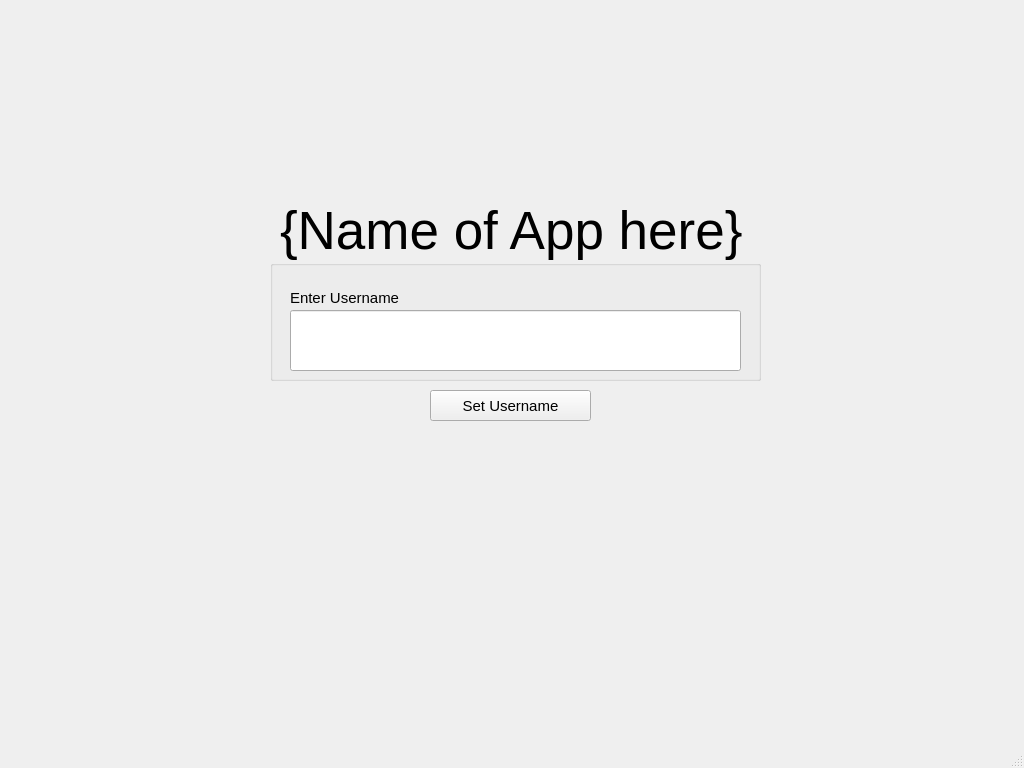
Before: the Qt Designer form code/loginwindow.ui in fmarque/Smart-Wardrobe-Organizer, drawn with Qt 5.
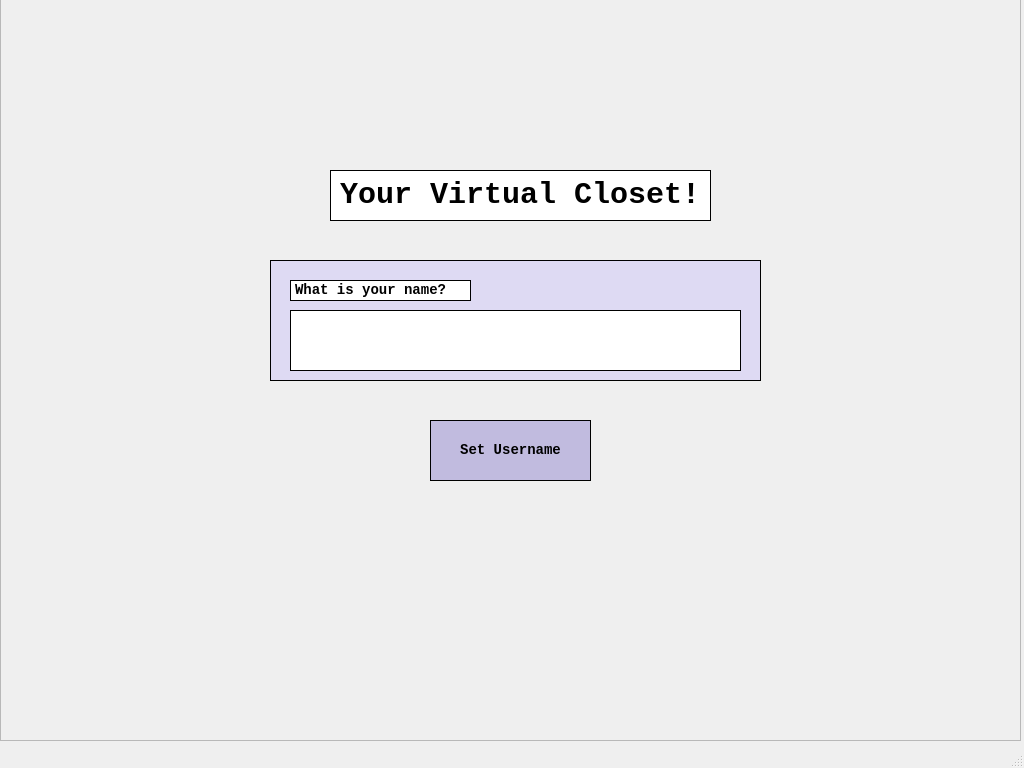
After: the same form once the commit is applied. Icons and pictures are not drawn.

```diff
--- a/code/loginwindow.ui
+++ b/code/loginwindow.ui
@@ -13,41 +13,45 @@
   <property name="windowTitle">
    <string>MainWindow</string>
   </property>
+  <property name="styleSheet">
+   <string notr="true"/>
+  </property>
   <widget class="QWidget" name="centralwidget">
    <widget class="QPushButton" name="saveButton">
     <property name="geometry">
      <rect>
       <x>430</x>
-      <y>390</y>
+      <y>420</y>
       <width>161</width>
-      <height>31</height>
-     </rect>
-    </property>
-    <property name="font">
-     <font>
-      <pointsize>11</pointsize>
-     </font>
-    </property>
-    <property name="text">
-     <string>Set Username</string>
-    </property>
-   </widget>
-   <widget class="QLabel" name="pageLabel">
-    <property name="geometry">
-     <rect>
-      <x>280</x>
-      <y>200</y>
-      <width>491</width>
       <height>61</height>
      </rect>
     </property>
     <property name="font">
      <font>
-      <pointsize>40</pointsize>
+      <family>Courier New</family>
+      <pointsize>-1</pointsize>
+      <bold>true</bold>
      </font>
     </property>
+    <property name="styleSheet">
+     <string notr="true">QPushButton {
+    background-color: #C1BBDF; 
+    color: black; /* Text color */
+    border: 1px solid rgb(0, 0, 0);
+    font-family: 'Courier New';
+    font-size: 14px;
+    font-weight: bold;
+}
+QPushButton:hover {
+    background-color: #AEA7DD; /* Slightly darker blue on hover */
+}
+QPushButton:pressed {
+    background-color: #8F85D0; /* Even darker blue when pressed */
+}
+</string>
+    </property>
     <property name="text">
-     <string>{Name of App here}</string>
+     <string>Set Username</string>
     </property>
    </widget>
    <widget class="QGroupBox" name="groupBox">
@@ -67,6 +71,10 @@
       <kerning>true</kerning>
      </font>
     </property>
+    <property name="styleSheet">
+     <string notr="true">background: #DEDAF3;
+ border : 1px solid black;</string>
+    </property>
     <property name="title">
      <string/>
     </property>
@@ -77,19 +85,29 @@
      <property name="geometry">
       <rect>
        <x>20</x>
-       <y>30</y>
+       <y>20</y>
        <width>181</width>
-       <height>16</height>
+       <height>21</height>
       </rect>
      </property>
      <property name="font">
       <font>
-       <pointsize>11</pointsize>
+       <family>Courier New</family>
+       <pointsize>-1</pointsize>
+       <bold>true</bold>
        <kerning>true</kerning>
       </font>
      </property>
+     <property name="styleSheet">
+      <string notr="true">
+    font-family: 'Courier New';
+    font-size: 14px;
+    font-weight: bold;
+background-color: rgb(255, 255, 255);
+ border : 1px solid black;</string>
+     </property>
      <property name="text">
-      <string>Enter Username</string>
+      <string>What is your name?</string>
      </property>
     </widget>
     <widget class="QLineEdit" name="lineEdit_3">
@@ -103,12 +121,76 @@
      </property>
      <property name="font">
       <font>
-       <pointsize>15</pointsize>
+       <family>Courier New</family>
+       <pointsize>-1</pointsize>
+       <bold>true</bold>
        <kerning>true</kerning>
       </font>
      </property>
+     <property name="styleSheet">
+      <string notr="true">background-color: rgb(255, 255, 255);
+font-family: 'Courier New';
+    font-size: 16px;
+    font-weight: bold;</string>
+     </property>
     </widget>
    </widget>
+   <widget class="QLabel" name="pageLabel">
+    <property name="geometry">
+     <rect>
+      <x>330</x>
+      <y>170</y>
+      <width>381</width>
+      <height>51</height>
+     </rect>
+    </property>
+    <property name="font">
+     <font>
+      <family>Courier New</family>
+      <pointsize>-1</pointsize>
+      <bold>true</bold>
+     </font>
+    </property>
+    <property name="styleSheet">
+     <string notr="true">
+    font-family: 'Courier New';
+    font-size: 30px;
+    font-weight: bold;
+ border : 1px solid black;
+background-color: rgb(255, 255, 255);</string>
+    </property>
+    <property name="lineWidth">
+     <number>1</number>
+    </property>
+    <property name="text">
+     <string>Your Virtual Closet!</string>
+    </property>
+   </widget>
+   <widget class="QFrame" name="frame">
+    <property name="geometry">
+     <rect>
+      <x>0</x>
+      <y>-10</y>
+      <width>1021</width>
+      <height>751</height>
+     </rect>
+    </property>
+    <property name="styleSheet">
+     <string notr="true">background-image: url(:/images/backgrounds.png);
+background-repeat: no-repeat;
+background-position: center;</string>
+    </property>
+    <property name="frameShape">
+     <enum>QFrame::Shape::StyledPanel</enum>
+    </property>
+    <property name="frameShadow">
+     <enum>QFrame::Shadow::Raised</enum>
+    </property>
+   </widget>
+   <zorder>frame</zorder>
+   <zorder>saveButton</zorder>
+   <zorder>groupBox</zorder>
+   <zorder>pageLabel</zorder>
   </widget>
   <widget class="QMenuBar" name="menubar">
    <property name="geometry">
```
Left out of the diff: 2 changed lines with no effect on the pictures.
